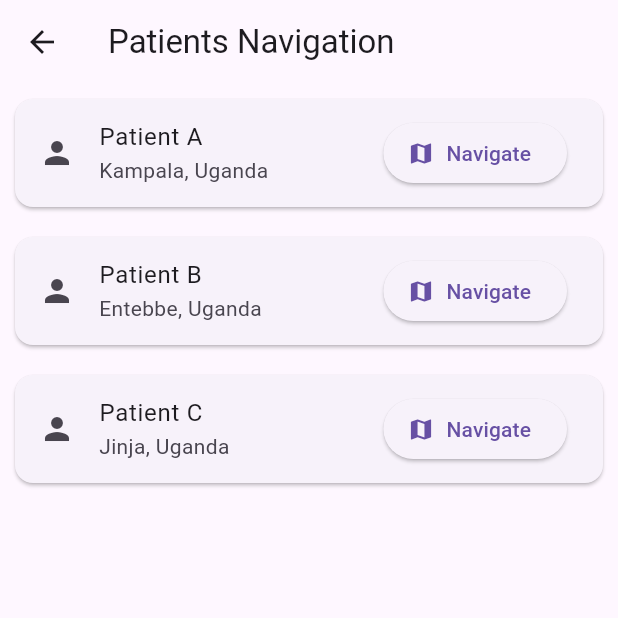
After one commit to valedepact/care_flow, a Flutter app: the PatientNavigationScreen screen opened directly, on a phone screen of 412 x 824 dp, the top half of it. The commit adds this screen. Run offline on Flutter 3.47's test engine with Material 3 defaults, Android fonts, the phone set to English and light mode, and no system bars; our stand-ins replace cloud_firestore, firebase_auth, firebase_core, font_awesome_flutter, geolocator, google_maps_flutter; accounts and stored records are empty.

Commit message:
Edited the README file added the maps screen

```diff
--- a/lib/screens/homepage.dart
+++ b/lib/screens/homepage.dart
@@ -2,7 +2,7 @@ import 'package:flutter/material.dart';
 import 'package:font_awesome_flutter/font_awesome_flutter.dart';
 import 'package:care_flow/screens/login_page.dart'; // Import the LoginPage widget
 import 'package:care_flow/screens/register_page.dart'; // Updated: Import the RegisterCard widget
-import 'package:flutter/foundation.dart'; // For debugPrint
+// For debugPrint
 
 class MyHomePage extends StatefulWidget {
   const MyHomePage({super.key});
--- a/lib/screens/nurse_dashboard_board.dart
+++ b/lib/screens/nurse_dashboard_board.dart
@@ -18,8 +18,8 @@ import 'package:care_flow/screens/nurse_reports_screen.dart'; // Import NurseRep
 import 'package:care_flow/screens/nurse_navigation_screen.dart'; // Import NurseNavigationScreen
 import 'package:care_flow/screens/nurse_alerts_management_screen.dart'; // Import the new NurseAlertsManagementScreen
 import 'package:care_flow/screens/role_router_screen.dart'; // Import RoleRouterScreen for logout navigation
-import 'package:care_flow/screens/medical_records_page.dart'; // Corrected: Import MedicalRecordsPage
-import 'package:care_flow/screens/patient_prescriptions_screen.dart'; // Corrected: Import PatientPrescriptionsScreen
+//import 'package:care_flow/screens/medical_records_page.dart'; // Corrected: Import MedicalRecordsPage
+//import 'package:care_flow/screens/patient_prescriptions_screen.dart'; // Corrected: Import PatientPrescriptionsScreen
 
 class CaregiverDashboard extends StatefulWidget {
   const CaregiverDashboard({super.key});
--- /dev/null
+++ b/lib/screens/patient_navigation_screen.dart
@@ -0,0 +1,64 @@
+import 'package:flutter/material.dart';
+import 'map_screen.dart';
+
+class PatientNavigationScreen extends StatelessWidget {
+  final List<Map<String, dynamic>> patients = [
+    {
+      'name': 'Patient A',
+      'address': 'Kampala, Uganda',
+      'latitude': 0.3476,
+      'longitude': 32.5825,
+    },
+    {
+      'name': 'Patient B',
+      'address': 'Entebbe, Uganda',
+      'latitude': 0.0457,
+      'longitude': 32.4435,
+    },
+    {
+      'name': 'Patient C',
+      'address': 'Jinja, Uganda',
+      'latitude': 0.4246,
+      'longitude': 33.2040,
+    },
+  ];
+
+  PatientNavigationScreen({super.key});
+
+  @override
+  Widget build(BuildContext context) {
+    return Scaffold(
+      appBar: AppBar(title: Text('Patients Navigation')),
+      body: ListView.builder(
+        itemCount: patients.length,
+        itemBuilder: (context, index) {
+          final patient = patients[index];
+          return Card(
+            margin: EdgeInsets.all(10),
+            child: ListTile(
+              leading: Icon(Icons.person),
+              title: Text(patient['name']),
+              subtitle: Text(patient['address']),
+              trailing: ElevatedButton.icon(
+                icon: Icon(Icons.map),
+                label: Text('Navigate'),
+                onPressed: () {
+                  Navigator.push(
+                    context,
+                    MaterialPageRoute(
+                      builder: (_) => MapScreen(
+                        patientName: patient['name'],
+                        latitude: patient['latitude'],
+                        longitude: patient['longitude'],
+                      ),
+                    ),
+                  );
+                },
+              ),
+            ),
+          );
+        },
+      ),
+    );
+  }
+}
```
Also changed, not shown: lib/screens/map_screen.dart (added, +48 -0 lines), 5 other files.
